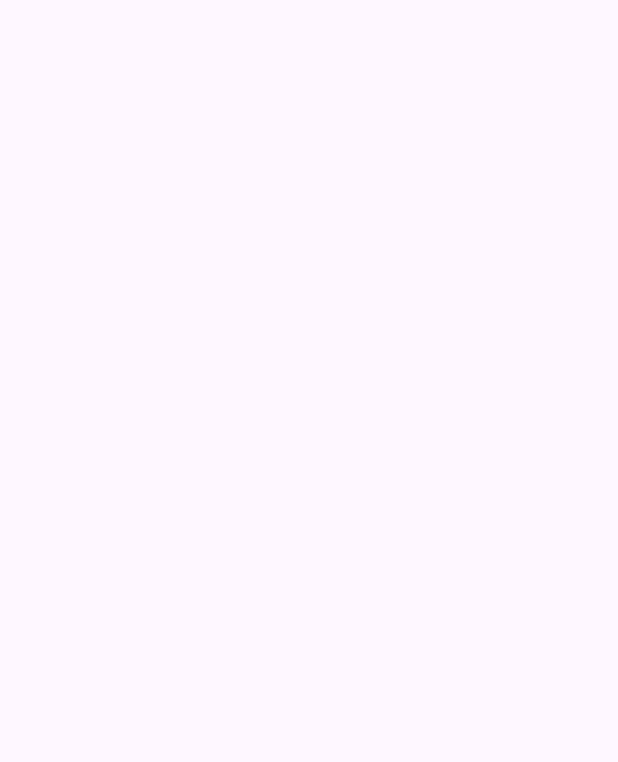
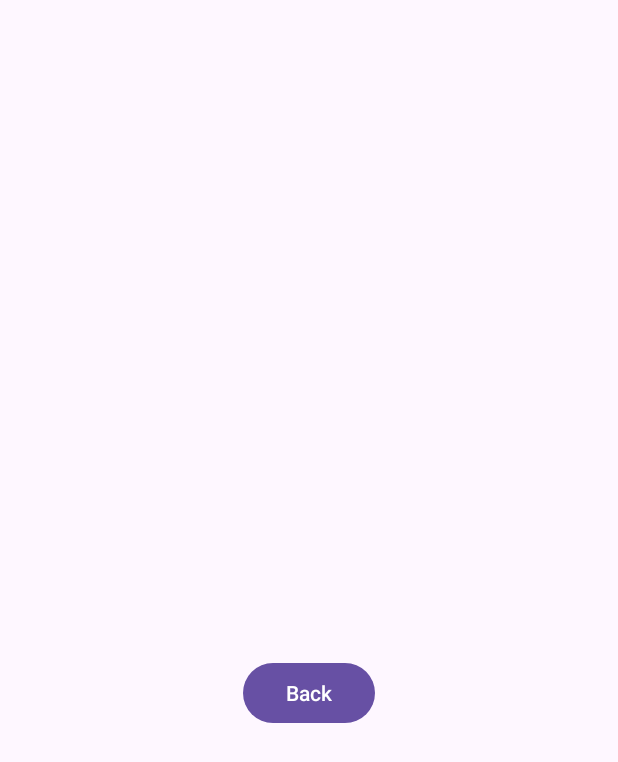
Before and after one commit to The16705/LAB_WEEK02_B, an Android app: the ResultActivity screen opened directly, with no data from a screen before it, on a phone screen of 412 x 824 dp. Before the commit the part shown is empty. Shown: the top 762 px of the screen. Run offline under Robolectric (Android 15) with nearby library versions, the phone set to English and light mode, and no system bars.

Commit message:
Commit tugas tambah back button

```diff
--- a/app/src/main/java/com/example/lab_week02_b/ResultActivity.kt
+++ b/app/src/main/java/com/example/lab_week02_b/ResultActivity.kt
@@ -4,9 +4,11 @@ import android.app.Activity
 import android.content.Intent
 import android.graphics.Color
 import android.os.Bundle
+import android.widget.Button
 import android.widget.TextView
 import androidx.appcompat.app.AppCompatActivity
 import androidx.constraintlayout.widget.ConstraintLayout
+
 
 class ResultActivity : AppCompatActivity() {
 
@@ -17,6 +19,9 @@ class ResultActivity : AppCompatActivity() {
         val colorCode = intent.getStringExtra(MainActivity.COLOR_KEY)
         val backgroundScreen = findViewById<ConstraintLayout>(R.id.background_screen)
         val resultMessage = findViewById<TextView>(R.id.color_code_result_message)
+        val backButton = findViewById<Button>(R.id.back_button)
+
+        val returnIntent = Intent()
 
         if (!colorCode.isNullOrEmpty()) {
             try {
@@ -27,18 +32,21 @@ class ResultActivity : AppCompatActivity() {
                     colorCode.uppercase()
                 )
 
-                val returnIntent = Intent().apply {
-                    putExtra(MainActivity.COLOR_KEY, colorCode.uppercase())
-                    putExtra(MainActivity.ERROR_KEY, false)
-                }
-                setResult(Activity.RESULT_OK, returnIntent)
+                returnIntent.putExtra(MainActivity.COLOR_KEY, colorCode.uppercase())
+                returnIntent.putExtra(MainActivity.ERROR_KEY, false)
 
             } catch (ex: IllegalArgumentException) {
-                val errorIntent = Intent().apply {
-                    putExtra(MainActivity.ERROR_KEY, true)
-                }
-                setResult(Activity.RESULT_OK, errorIntent)
+                returnIntent.putExtra(MainActivity.ERROR_KEY, true)
             }
+        } else {
+            returnIntent.putExtra(MainActivity.ERROR_KEY, true)
+        }
+
+        setResult(Activity.RESULT_OK, returnIntent)
+
+        backButton.setOnClickListener {
+            finish()
         }
     }
+
 }
--- a/app/src/main/res/layout/activity_result.xml
+++ b/app/src/main/res/layout/activity_result.xml
@@ -18,4 +18,13 @@
         app:layout_constraintBottom_toBottomOf="parent"
         app:layout_constraintStart_toStartOf="parent"
         app:layout_constraintEnd_toEndOf="parent"/>
+    <Button
+        android:id="@+id/back_button"
+        android:layout_width="wrap_content"
+        android:layout_height="wrap_content"
+        android:text="Back"
+        android:layout_marginTop="16dp"
+        app:layout_constraintTop_toBottomOf="@id/color_code_result_message"
+        app:layout_constraintStart_toStartOf="parent"
+        app:layout_constraintEnd_toEndOf="parent"/>
 </androidx.constraintlayout.widget.ConstraintLayout>
```
